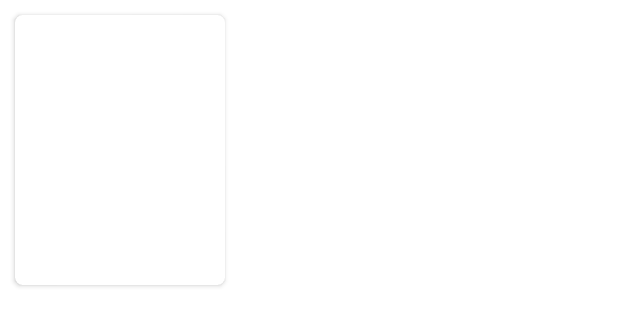
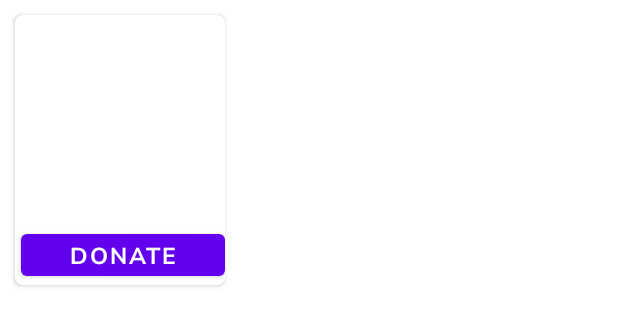
Before and after one commit to Parth-Pitrubhakta/HackSVIT, an Android app: the layout item_dashboard2.xml on its own in the app's theme, with its tools: preview values and no code run, on a phone screen of 412 x 824 dp. Shown: the top 326 px of the screen. Run offline under Robolectric (Android 15) with nearby library versions, the phone set to English and light mode, and no system bars.

Commit message:
Implemented dashboard2 rv

```diff
--- a/app/src/main/java/com/example/hacksvit/Adapter/ImageSS_Adapter.kt
+++ b/app/src/main/java/com/example/hacksvit/Adapter/ImageSS_Adapter.kt
@@ -24,7 +24,8 @@ class ImageSS_Adapterr(var imagess_data: List<imagedata>) : RecyclerView.Adapter
 
     override fun onBindViewHolder(holder: IntViewHolder, position: Int) {
         val item=imagess_data[position]
-        holder.imageView.setBackgroundResource(item.img)      }
+        holder.imageView.setBackgroundResource(item.img)
+    }
 
     override fun getItemCount(): Int {
           return imagess_data.size
--- a/app/src/main/java/com/example/hacksvit/data/ngolist_data.kt
+++ b/app/src/main/java/com/example/hacksvit/data/ngolist_data.kt
@@ -1,5 +1,5 @@
 package com.example.hacksvit.data
 
-data class ngodata(var img: Int,){
+data class ngodata(var img1: Int, val ngoname:  String, val category:  String){
 
 }
--- a/app/src/main/java/com/example/hacksvit/fragments/Dashboard.kt
+++ b/app/src/main/java/com/example/hacksvit/fragments/Dashboard.kt
@@ -10,6 +10,7 @@ import androidx.recyclerview.widget.RecyclerView
 import com.example.hacksvit.Adapter.ImageSS_Adapterr
 import com.example.hacksvit.R
 import com.example.hacksvit.data.imagedata
+import com.example.hacksvit.data.ngodata
 
 
 class Dashboard : Fragment() {
@@ -29,9 +30,11 @@ class Dashboard : Fragment() {
     override fun onViewCreated(view: View, savedInstanceState: Bundle?) {
         super.onViewCreated(view, savedInstanceState)
         val data1= arrayListOf<imagedata>()
+        val data2= arrayListOf<ngodata>()
 
         data1.add(imagedata(R.drawable.image1))
         data1.add(imagedata(R.drawable.image2))
+
 
 
         val recycler = view.findViewById<RecyclerView>(R.id.recyclerView1)
--- a/app/src/main/res/layout/item_dashboard2.xml
+++ b/app/src/main/res/layout/item_dashboard2.xml
@@ -47,13 +47,15 @@
             android:textColor="@color/black"
             android:textSize="15dp" />
 
-        <TextView
-            android:id="@+id/textView3"
+        <Button
+            android:id="@+id/btndonate"
             android:layout_width="match_parent"
             android:layout_height="wrap_content"
+            android:text="Donate"
+            android:layout_marginLeft="4dp"
             android:fontFamily="@font/nunito_sans_bold"
             android:gravity="center_horizontal"
-            android:textColor="@color/black"
+            android:textColor="@color/white"
             android:textSize="15dp" />
 
 
```
Also changed, not shown: app/src/main/java/com/example/hacksvit/Adapter/NgoList_Adapter.kt (+37 -1 lines).
